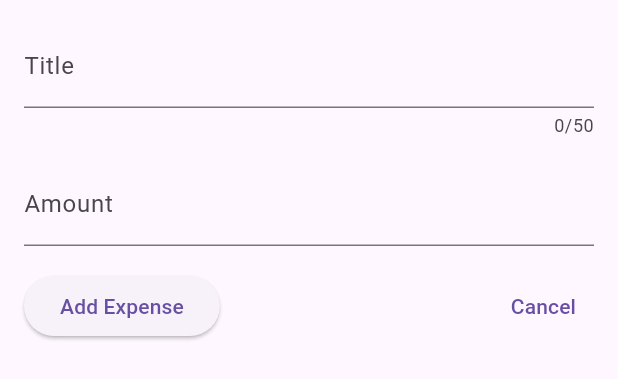
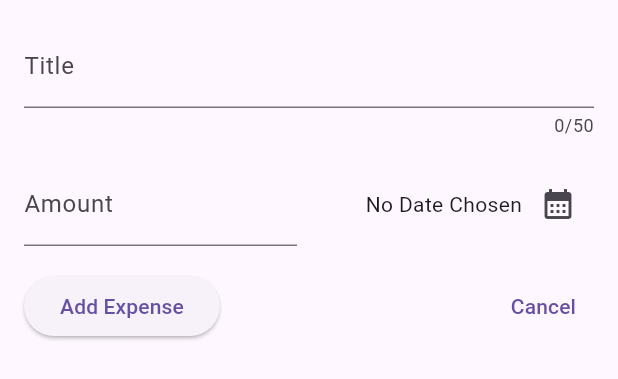
Before and after one commit to Meruem243/expense_tracker_re, a Flutter app: the NewExpense widget shown alone on an empty page, opened directly, on a phone screen of 412 x 824 dp. Shown: the top 379 px of the screen. Run offline on Flutter 3.47's test engine with Material 3 defaults, Android fonts, the phone set to English and light mode, and no system bars.

Commit message:
Add date picker functionality to NewExpense widget and update layout

```diff
--- a/lib/widgets/new_expense.dart
+++ b/lib/widgets/new_expense.dart
@@ -1,4 +1,5 @@
 import 'package:flutter/material.dart';
+import 'package:expense_tracker_re/models/expense.dart';
 
 class NewExpense extends StatefulWidget {
   const NewExpense({super.key});
@@ -11,6 +12,25 @@ class _NewExpenseState extends State<NewExpense> {
   final _titleController = TextEditingController();
 
   final _amountController = TextEditingController();
+
+  DateTime? _selectedDate;
+
+  void _showDatePicker() async {
+    final now = DateTime.now();
+    final firstDate = DateTime(now.year - 1, now.month, now.day);
+    final lastDate = DateTime(now.year + 1, now.month, now.day);
+
+    final pickedDate = await showDatePicker(
+      context: context,
+      initialDate: now,
+      firstDate: firstDate,
+      lastDate: lastDate,
+    );
+
+    setState(() {
+      _selectedDate = pickedDate;
+    });
+  }
 
   @override
   void dispose() {
@@ -31,7 +51,10 @@ class _NewExpenseState extends State<NewExpense> {
             decoration: const InputDecoration(labelText: 'Title'),
           ),
           const SizedBox(height: 16),
-          TextField(
+          Row(
+            children: [
+              Expanded(
+                child: TextField(
                   controller: _amountController,
                   decoration: const InputDecoration(
                     labelText: 'Amount',
@@ -39,8 +62,28 @@ class _NewExpenseState extends State<NewExpense> {
                   ),
                   keyboardType: TextInputType.number,
                 ),
+              ),
+              const SizedBox(width: 16),
+              Expanded(
+                child: Row(
+                  mainAxisAlignment: MainAxisAlignment.end,
+                  crossAxisAlignment: CrossAxisAlignment.center,
+                  children: [
+                    Text(
+                      _selectedDate == null
+                          ? 'No Date Chosen'
+                          : formatter.format(_selectedDate!),
+                    ),
+                    IconButton(
+                      onPressed: _showDatePicker,
+                      icon: const Icon(Icons.calendar_month),
+                    ),
+                  ],
+                ),
+              ),
+            ],
+          ),
           const SizedBox(height: 16),
-
           Row(
             children: [
               ElevatedButton(
```
Lines whose indentation alone changed are shown as unchanged.
